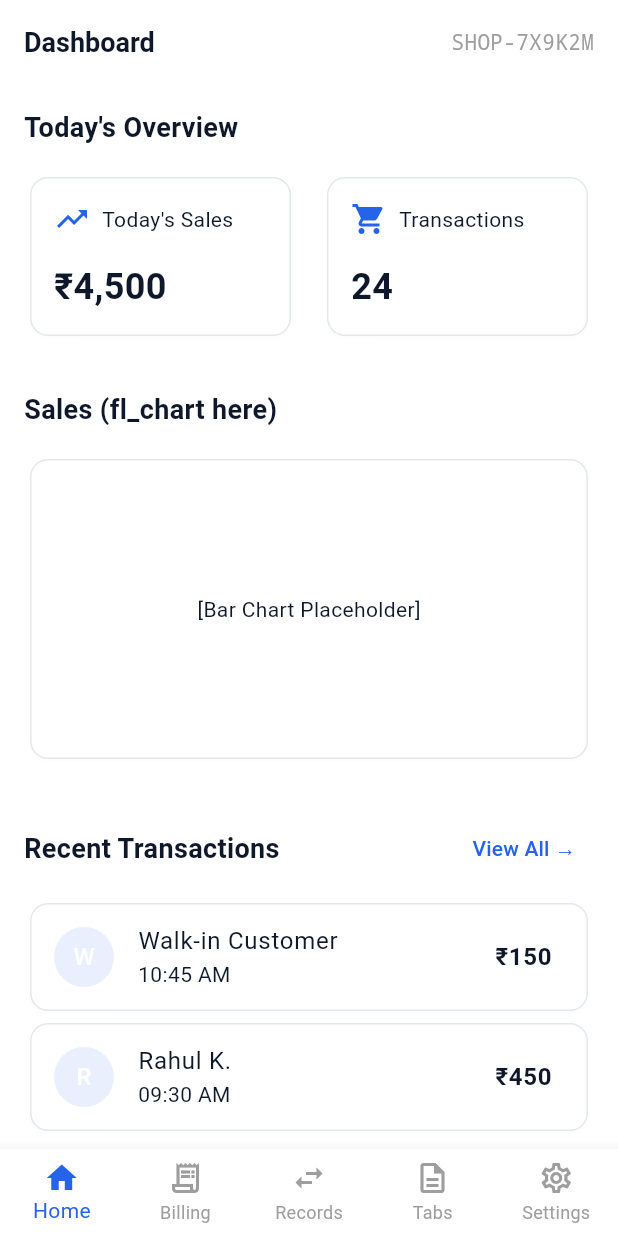
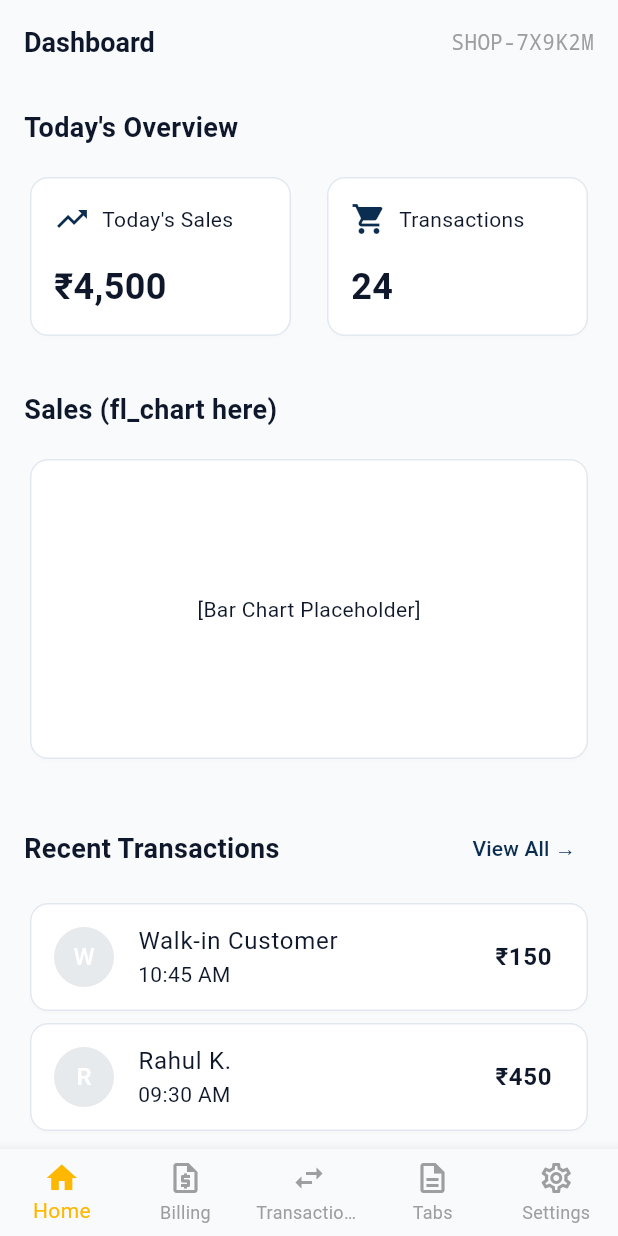
Before and after one commit to codecrew-306/simple_billing_app, a Flutter app: the screen it shows after launch, after a tap on "Skip to Home Screen (Dev)", on a phone screen of 412 x 824 dp. Run offline on Flutter 3.47's test engine with Material 3 defaults, Android fonts, the phone set to English and light mode, and no system bars; our stand-ins replace flutter_riverpod, get.

Commit message:
feat: design overhaul - app theme and navigation

```diff
--- a/lib/core/theme/app_theme.dart
+++ b/lib/core/theme/app_theme.dart
@@ -2,9 +2,9 @@ import 'package:flutter/material.dart';
 
 class AppTheme {
   // Tokens
-  static const Color primary = Color(0xFF2563EB); // Blue 600
+  static const Color primary = Color(0xFF0B2D4F); // Dark Navy Blue
   static const Color primaryForeground = Color(0xFFFFFFFF);
-  static const Color background = Color(0xFFFFFFFF);
+  static const Color background = Color(0xFFF8FAFC);
   static const Color foreground = Color(0xFF0F172A);
   static const Color card = Color(0xFFFFFFFF);
   static const Color muted = Color(0xFFF1F5F9);
@@ -12,7 +12,7 @@ class AppTheme {
   static const Color border = Color(0xFFE2E8F0);
   static const Color destructive = Color(0xFFEF4444);
   static const Color success = Color(0xFF22C55E);
-  static const Color accent = Color(0xFF8B5CF6); // Violet
+  static const Color accent = Color(0xFFFFB700); // Yellow
 
   static ThemeData get lightTheme {
     return ThemeData(
@@ -32,7 +32,11 @@ class AppTheme {
         bodyLarge: TextStyle(color: foreground, fontSize: 16),
         bodyMedium: TextStyle(color: foreground, fontSize: 14),
         bodySmall: TextStyle(color: mutedForeground, fontSize: 12),
-        titleLarge: TextStyle(color: foreground, fontSize: 18, fontWeight: FontWeight.w600),
+        titleLarge: TextStyle(
+          color: foreground,
+          fontSize: 18,
+          fontWeight: FontWeight.w600,
+        ),
       ),
       elevatedButtonTheme: ElevatedButtonThemeData(
         style: ElevatedButton.styleFrom(
@@ -49,7 +53,7 @@ class AppTheme {
           shape: RoundedRectangleBorder(borderRadius: BorderRadius.circular(8)),
         ),
       ),
-      cardTheme: CardTheme(
+      cardTheme: CardThemeData(
         color: card,
         elevation: 1,
         surfaceTintColor: Colors.transparent,
@@ -74,7 +78,10 @@ class AppTheme {
           borderRadius: BorderRadius.circular(8),
           borderSide: const BorderSide(color: primary, width: 2),
         ),
-        contentPadding: const EdgeInsets.symmetric(horizontal: 16, vertical: 14),
+        contentPadding: const EdgeInsets.symmetric(
+          horizontal: 16,
+          vertical: 14,
+        ),
       ),
       appBarTheme: const AppBarTheme(
         backgroundColor: background,
--- a/lib/views/widgets/bottom_nav_bar.dart
+++ b/lib/views/widgets/bottom_nav_bar.dart
@@ -35,7 +35,7 @@ class BottomNavBar extends StatelessWidget {
       type: BottomNavigationBarType.fixed,
       currentIndex: currentIndex,
       onTap: _onItemTapped,
-      selectedItemColor: Theme.of(context).primaryColor,
+      selectedItemColor: Theme.of(context).colorScheme.secondary,
       unselectedItemColor: Colors.grey,
       items: const [
         BottomNavigationBarItem(
@@ -44,14 +44,14 @@ class BottomNavBar extends StatelessWidget {
           label: 'Home',
         ),
         BottomNavigationBarItem(
-          icon: Icon(Icons.receipt_long_outlined),
-          activeIcon: Icon(Icons.receipt_long),
+          icon: Icon(Icons.request_quote_outlined),
+          activeIcon: Icon(Icons.request_quote),
           label: 'Billing',
         ),
         BottomNavigationBarItem(
           icon: Icon(Icons.swap_horiz_outlined),
           activeIcon: Icon(Icons.swap_horiz),
-          label: 'Records', // Changed to fit better, though req says Transactions
+          label: 'Transactions',
         ),
         BottomNavigationBarItem(
           icon: Icon(Icons.description_outlined),
```
